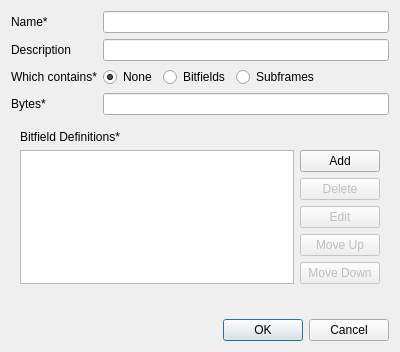
Above: src/fielddefinitiondialog.ui from zxf1023818103/uartframeparser before the change. Below: the same form after it.
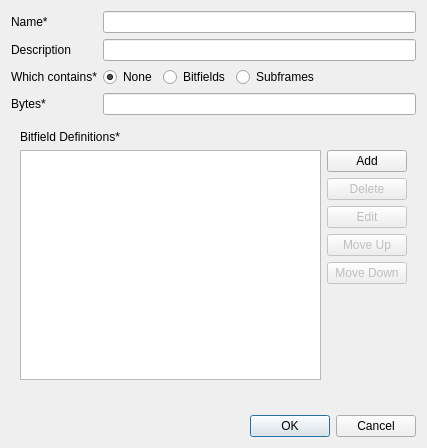
That is the form after the change. The open tabs and pages were chosen to show the change.

Patch:
```diff
--- a/src/fielddefinitiondialog.ui
+++ b/src/fielddefinitiondialog.ui
@@ -6,8 +6,8 @@
    <rect>
     <x>0</x>
     <y>0</y>
-    <width>400</width>
-    <height>300</height>
+    <width>427</width>
+    <height>448</height>
    </rect>
   </property>
   <property name="windowTitle">
```
Left out of the diff: 2 changed lines with no effect on the pictures.
